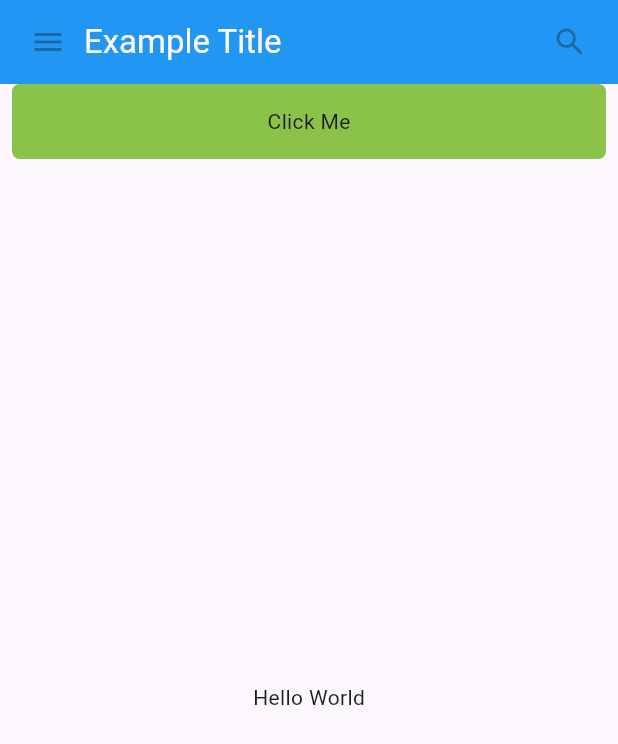
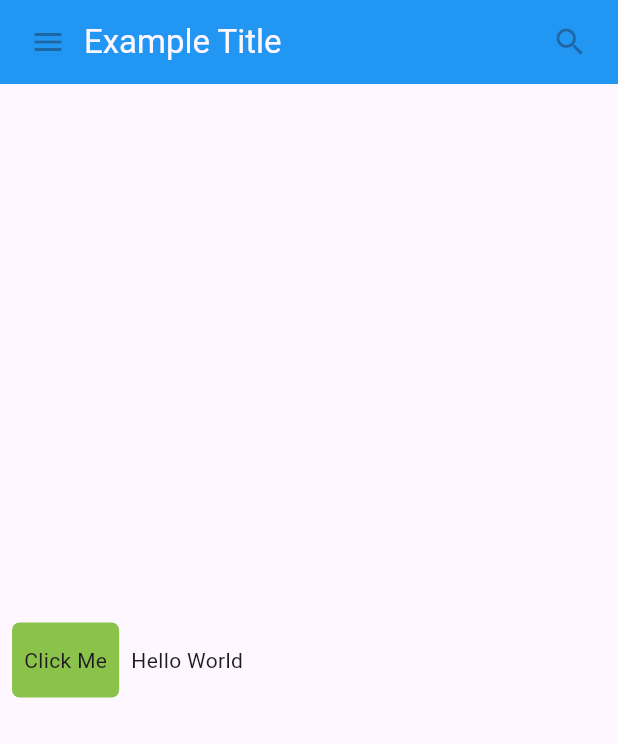
Before and after one commit to Winstone-Were/SimpleFlutterApplication, a Flutter app: the screen it shows after launch, on a phone screen of 412 x 824 dp. Shown: the top 744 px of the screen. Run offline on Flutter 3.47's test engine with Material 3 defaults, Android fonts, the phone set to English and light mode, and no system bars.

Commit message:
Added Clickable Button

```diff
--- a/lib/main.dart
+++ b/lib/main.dart
@@ -68,10 +68,14 @@ class MyScaffold extends StatelessWidget {
           'Example Title',
           style: Theme.of(context).primaryTextTheme.titleLarge,
         )),
-        MyButton(),
         const Expanded(
             child: Center(
-          child: Text('Hello World'),
+              child: Row(
+                children: [
+                  MyButton(),
+                  Text("Hello World")
+                ],
+              ),
         ))
       ],
     ));
```
